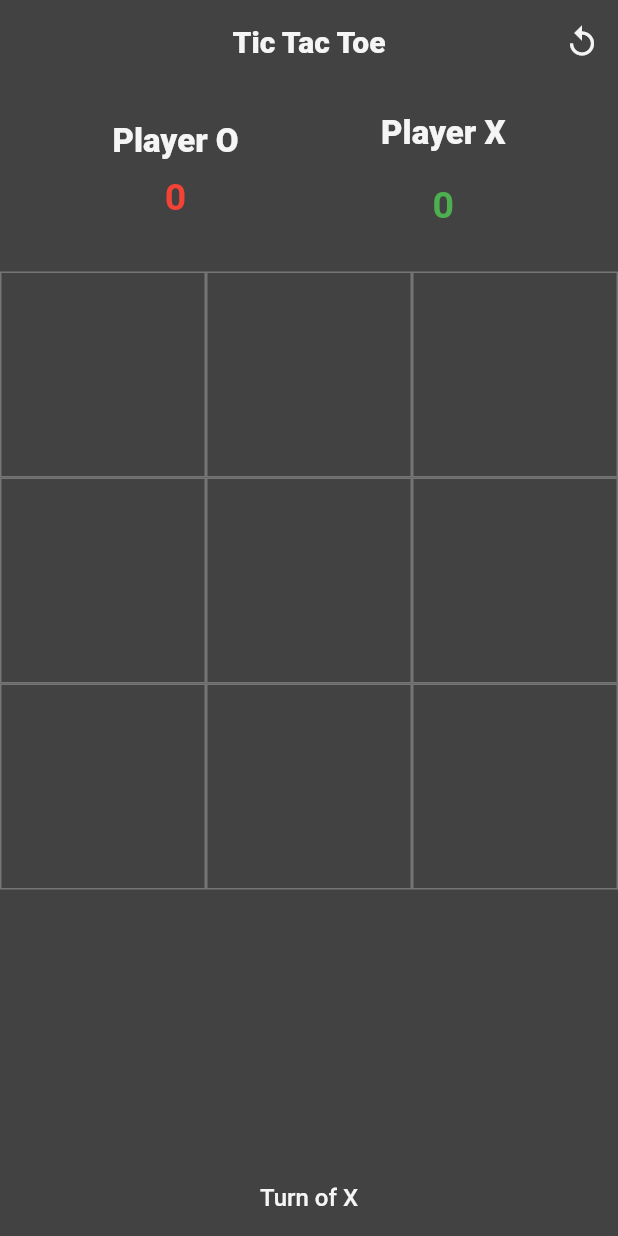
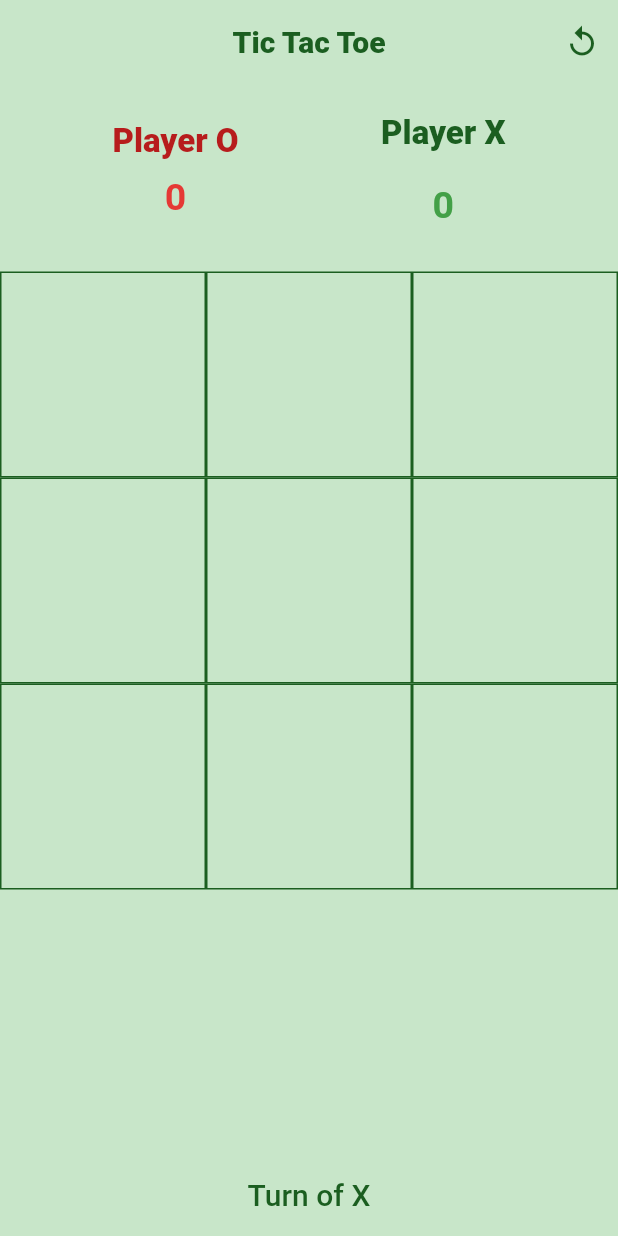
Before and after one commit to Muazzy/Tictactoe_Flutter, a Flutter app: the screen it shows after launch, on a phone screen of 412 x 824 dp. Run offline on Flutter 3.47's test engine with Material 2 defaults, Android fonts, the phone set to English and light mode, and no system bars.

Commit message:
added the color changing functionality

```diff
--- a/lib/constants.dart
+++ b/lib/constants.dart
@@ -1,12 +1,17 @@
 import 'package:flutter/material.dart';
 
 Color kforegroundclr = Colors.grey.shade100;
-// Color kxclr = const Color.fromARGB(255, 219, 161, 54);
-Color kxclr = Colors.green;
-// Color koclr = const Color(0xffd81159);
-Color koclr = Colors.red;
-// Color kbgclr = const Color(0xFFFFC3D3);
+
 Color kbgclr = Colors.grey.shade800;
-// Color kgridclr = const Color(0xFFFFB3C6);
 Color kgridclr = Colors.grey.shade600;
 Color ktxtclr = Colors.grey.shade50;
+
+//for X' (green turn's)
+Color kXbgclr = Colors.green.shade100;
+Color kScoreXclr = Colors.green.shade600;
+Color kplayerNameX = Colors.green.shade900;
+
+//for O' (red turn).
+Color kObgclr = Colors.red.shade100;
+Color kScoreOclr = Colors.red.shade600;
+Color kplayerNameO = Colors.red.shade900;
--- a/lib/home_screen.dart
+++ b/lib/home_screen.dart
@@ -31,13 +31,13 @@ class _HomeScreenState extends State<HomeScreen> {
   @override
   Widget build(BuildContext context) {
     return Scaffold(
-      backgroundColor: kbgclr,
+      backgroundColor: isTrunOfX ? kXbgclr : kObgclr,
       appBar: AppBar(
         centerTitle: true,
         title: Text(
           'Tic Tac Toe',
           style: TextStyle(
-            color: kforegroundclr,
+            color: isTrunOfX ? kplayerNameX : kplayerNameO,
             fontSize: 20.0,
             fontWeight: FontWeight.w800,
           ),
@@ -50,13 +50,11 @@ class _HomeScreenState extends State<HomeScreen> {
             },
             icon: Icon(
               Icons.replay_outlined,
-              color: kforegroundclr,
+              color: isTrunOfX ? kplayerNameX : kplayerNameO,
             ),
           )
         ],
-        // backgroundColor: const Color(0xffffe5ec),
-        // backgroundColor: kbgclr,
-        backgroundColor: kbgclr,
+        backgroundColor: isTrunOfX ? kXbgclr : kObgclr,
       ),
       body: Column(
         children: [
@@ -85,7 +83,7 @@ class _HomeScreenState extends State<HomeScreen> {
                 style: TextStyle(
                   fontSize: 22,
                   fontWeight: FontWeight.w800,
-                  color: kforegroundclr,
+                  color: Colors.red.shade900,
                 ),
               ),
               const SizedBox(height: 10),
@@ -94,7 +92,7 @@ class _HomeScreenState extends State<HomeScreen> {
                 style: TextStyle(
                   fontSize: 25,
                   fontWeight: FontWeight.bold,
-                  color: koclr,
+                  color: kScoreOclr,
                 ),
               ),
             ],
@@ -109,7 +107,7 @@ class _HomeScreenState extends State<HomeScreen> {
                 style: TextStyle(
                   fontSize: 22,
                   fontWeight: FontWeight.w800,
-                  color: kforegroundclr,
+                  color: Colors.green.shade900,
                 ),
               ),
               const SizedBox(height: 20),
@@ -118,7 +116,7 @@ class _HomeScreenState extends State<HomeScreen> {
                 style: TextStyle(
                   fontSize: 25,
                   fontWeight: FontWeight.bold,
-                  color: kxclr,
+                  color: kScoreXclr,
                 ),
               ),
             ],
@@ -148,7 +146,7 @@ class _HomeScreenState extends State<HomeScreen> {
             child: Container(
               decoration: BoxDecoration(
                 border: Border.all(
-                  color: kgridclr,
+                  color: isTrunOfX ? kplayerNameX : kplayerNameO,
                   width: 1,
                 ),
               ),
@@ -156,7 +154,7 @@ class _HomeScreenState extends State<HomeScreen> {
                 child: Text(
                   gameSpace[index],
                   style: TextStyle(
-                    color: gameSpace[index] == 'X' ? kxclr : koclr,
+                    color: gameSpace[index] == 'X' ? kScoreXclr : kScoreOclr,
                     fontSize: 45,
                     fontWeight: FontWeight.w500,
                   ),
@@ -176,8 +174,8 @@ class _HomeScreenState extends State<HomeScreen> {
         child: Text(
           isTrunOfX ? 'Turn of X' : 'Turn of O',
           style: TextStyle(
-            fontSize: 16,
-            color: kforegroundclr,
+            fontSize: 20,
+            color: isTrunOfX ? kplayerNameX : kplayerNameO,
             fontWeight: FontWeight.w500,
           ),
         ),
@@ -194,12 +192,14 @@ class _HomeScreenState extends State<HomeScreen> {
         // print(gameSpace[index]);
         // print(gameSpace); //debuging
         filledBoxes += 1;
+        isTrunOfX = !isTrunOfX;
       } else if (!isTrunOfX && gameSpace[index] == '') {
         gameSpace[index] = 'O';
         filledBoxes += 1;
+        isTrunOfX = !isTrunOfX;
       }
       //switching the turn
-      isTrunOfX = !isTrunOfX;
+
       // print(isTrunOfX); //debugging
       //checking if someone won or not.
       checkTheWinner();
@@ -299,8 +299,8 @@ class _HomeScreenState extends State<HomeScreen> {
       onTap: clearBoard(),
       playerName: playerName,
       winOrTie: winOrTie,
-      bgClr: playerName == 'X' ? Colors.green.shade50 : Colors.red.shade50,
-      iconBg: playerName == 'X' ? Colors.green.shade300 : Colors.red.shade300,
+      bgClr: playerName == 'X' ? Colors.green.shade200 : Colors.red.shade100,
+      iconBg: playerName == 'X' ? Colors.green.shade800 : Colors.red.shade700,
     );
   }
 }
```
